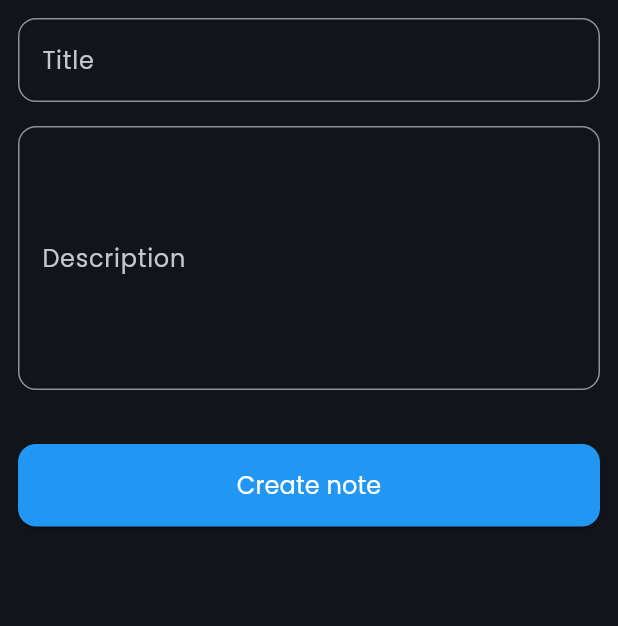
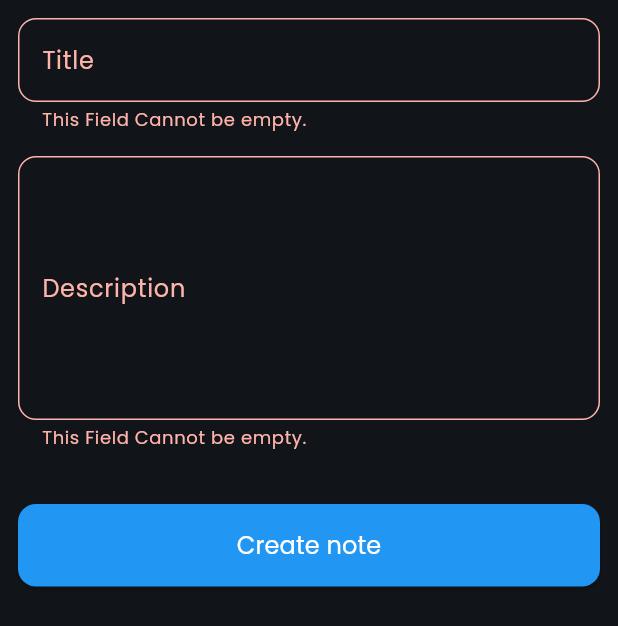
Before and after one commit to SidahmedBelkadi/flutter_notes_app_with_hive, a Flutter app: the AddNoteForm widget shown alone on an empty page, opened directly, after a tap on "Create note", on a phone screen of 412 x 824 dp. Shown: the top 626 px of the screen. Run offline on Flutter 3.47's test engine with Material 3 defaults, Android fonts, the phone set to English and light mode, and no system bars; our stand-ins replace hive, hive_flutter; accounts and stored records are empty.

Commit message:
Add input and validation to AddNoteForm.

```diff
--- a/lib/screens/widgets/add_note_form.dart
+++ b/lib/screens/widgets/add_note_form.dart
@@ -3,21 +3,44 @@ import 'package:flutter/material.dart';
 import 'add_note_form_button.dart';
 import 'custom_text_form_field.dart';
 
-class AddNoteForm extends StatelessWidget {
+class AddNoteForm extends StatefulWidget {
   const AddNoteForm({super.key});
 
+  @override
+  State<AddNoteForm> createState() => _AddNoteFormState();
+}
+
+GlobalKey<FormState> addNoteFormKey = GlobalKey();
+TextEditingController titleTextEditingController = TextEditingController();
+TextEditingController descriptionTextEditingController = TextEditingController();
+
+class _AddNoteFormState extends State<AddNoteForm> {
   @override
   Widget build(BuildContext context) {
     return Container(
       padding: const EdgeInsets.all(12.0),
-      child: const Form(
+      child: Form(
+        key: addNoteFormKey,
         child: Column(
           children: [
-            CustomTextFormField(title: "Title"),
-            SizedBox(height: 16),
-            CustomTextFormField(title: "Description", maxLines: 6),
-            SizedBox(height: 36),
-            CustomAddNoteFormElevatedButton(),
+            CustomTextFormField(
+              title: "Title",
+              textEditingController: titleTextEditingController,
+            ),
+            const SizedBox(height: 16),
+            CustomTextFormField(
+              title: "Description",
+              textEditingController: descriptionTextEditingController,
+              maxLines: 6,
+            ),
+            const SizedBox(height: 36),
+            CustomAddNoteFormElevatedButton(
+              onPressed: () {
+                if (addNoteFormKey.currentState!.validate()) {
+                  // todo: Logic Here
+                }
+              },
+            ),
           ],
         ),
       ),
--- a/lib/screens/widgets/add_note_form_button.dart
+++ b/lib/screens/widgets/add_note_form_button.dart
@@ -1,8 +1,10 @@
 import 'package:flutter/material.dart';
 
 class CustomAddNoteFormElevatedButton extends StatelessWidget {
+  final void Function()? onPressed;
   const CustomAddNoteFormElevatedButton({
     super.key,
+    this.onPressed,
   });
 
   @override
@@ -10,7 +12,7 @@ class CustomAddNoteFormElevatedButton extends StatelessWidget {
     return SizedBox(
       width: MediaQuery.of(context).size.width,
       child: ElevatedButton(
-        onPressed: () {},
+        onPressed: onPressed,
         style: ElevatedButton.styleFrom(
           backgroundColor: Colors.blue,
           foregroundColor: Colors.white,
--- a/lib/screens/widgets/custom_text_form_field.dart
+++ b/lib/screens/widgets/custom_text_form_field.dart
@@ -3,13 +3,27 @@ import 'package:flutter/material.dart';
 class CustomTextFormField extends StatelessWidget {
   final String title;
   final int maxLines;
+  final TextEditingController? textEditingController;
 
-  const CustomTextFormField({super.key, required this.title, this.maxLines = 1});
+  const CustomTextFormField({
+    super.key,
+    required this.title,
+    this.maxLines = 1,
+    this.textEditingController,
+  });
 
   @override
   Widget build(BuildContext context) {
     return TextFormField(
+      controller: textEditingController,
       maxLines: maxLines,
+      autovalidateMode: AutovalidateMode.onUserInteraction,
+      validator: (value) {
+        if (value == null || value.isEmpty) {
+          return "This Field Cannot be empty.";
+        }
+        return null;
+      },
       decoration: InputDecoration(label: Text(title)),
     );
   }
```
